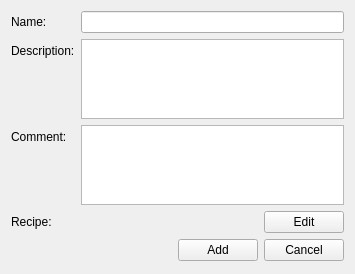
Old version of the form client/uiforms/configuration_add.ui in the repository Wolframe/configurator.
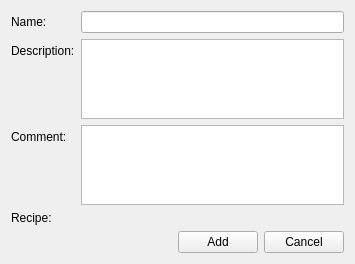
New version of the form.

Commit message: some cleanup and changed the way configurations are added

```diff
--- a/client/uiforms/configuration_add.ui
+++ b/client/uiforms/configuration_add.ui
@@ -7,7 +7,7 @@
     <x>0</x>
     <y>0</y>
     <width>355</width>
-    <height>274</height>
+    <height>264</height>
    </rect>
   </property>
   <property name="windowTitle">
@@ -128,8 +128,6 @@
     </layout>
    </item>
    <item row="3" column="1">
-    <layout class="QHBoxLayout" name="horizontalLayout_4">
-     <item>
       <widget class="QLabel" name="recipe">
        <property name="minimumSize">
         <size>
@@ -152,44 +150,10 @@
        <property name="answer" stdset="0">
         <string>Recipe recipe {id={id}; name{{text}}; description{{?}}; category{id={?}; {?}}; creationDate{{?}}; comment{{?}}; categories_required{RecipeCategory[] {id={?}; name{{?}}; minQuantity{{?}}; maxQuantity{{?}} } }; components_required{RecipeComponent[] {id={?}; name{{?}}; quantity{{?}} } }  }</string>
        </property>
-       <property name="id" stdset="0">
-        <string/>
-       </property>
-       <property name="link:recipe_change" stdset="0">
-        <string>{main.widgetid}_recipe</string>
-       </property>
-       <property name="action:select_recipe" stdset="0">
-        <string>RecipeRequest recipe {id={recipe_change.recipe.selected}}</string>
-       </property>
-      </widget>
-     </item>
-     <item>
-      <spacer name="horizontalSpacer_4">
-       <property name="orientation">
-        <enum>Qt::Horizontal</enum>
-       </property>
-       <property name="sizeHint" stdset="0">
-        <size>
-         <width>40</width>
-         <height>20</height>
-        </size>
-       </property>
-      </spacer>
-     </item>
-     <item>
-      <widget class="QPushButton" name="pushButton">
-       <property name="text">
-        <string>Edit</string>
-       </property>
-       <property name="form" stdset="0">
-        <string>recipe_select?widgetid={main.widgetid}_recipe</string>
-       </property>
-       <property name="datasignal:destroyed" stdset="0">
-        <string>close@{main.widgetid}_recipe</string>
-       </property>
-      </widget>
-     </item>
-    </layout>
+     <property name="action" stdset="0">
+      <string>RecipeRequest recipe {id={main.recipe_id}}</string>
+     </property>
+    </widget>
    </item>
   </layout>
  </widget>
```
Left out of the diff: 4 changed lines with no effect on the pictures. Lines whose indentation alone changed are shown as unchanged. The commit also changes 6 other files.
